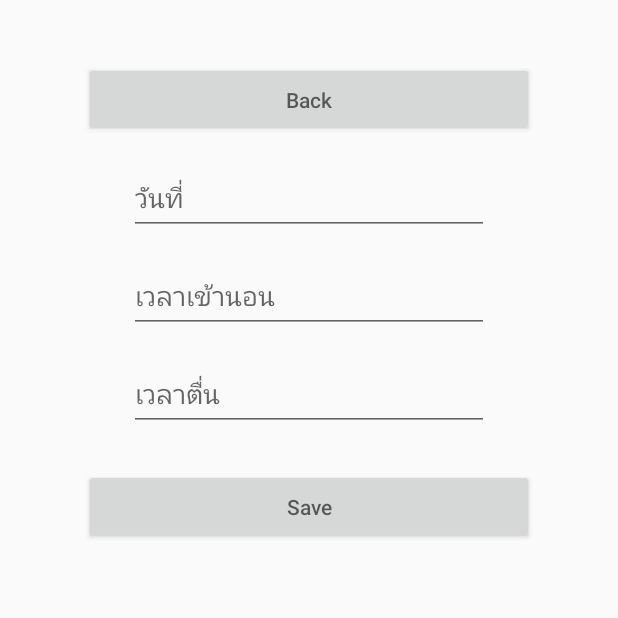
After one commit to brightonter1/Healthy, an Android app: the fragment Sleep_FormFragment placed in its activity, on a phone screen of 412 x 824 dp, the top half of it. The commit adds this screen. Run offline under Robolectric (Android 15) with nearby library versions, the phone set to English and light mode, and no system bars; our stand-ins replace Firebase (no records; nobody signed in at launch, a user with empty details on screens opened directly).

Commit message:
no message

```diff
--- a/app/build.gradle
+++ b/app/build.gradle
@@ -22,6 +22,7 @@ dependencies {
     implementation fileTree(dir: 'libs', include: ['*.jar'])
     implementation 'com.android.support:appcompat-v7:28.0.0-rc02'
     implementation 'com.android.support.constraint:constraint-layout:1.1.3'
+    implementation 'com.android.support:support-v4:28.0.0'
     testImplementation 'junit:junit:4.12'
     androidTestImplementation 'com.android.support.test:runner:1.0.2'
     androidTestImplementation 'com.android.support.test.espresso:espresso-core:3.0.2'
--- /dev/null
+++ b/app/src/main/java/com/example/a59070035/healthy/sleep/Sleep_FormFragment.java
@@ -0,0 +1,50 @@
+package com.example.a59070035.healthy.sleep;
+
+
+import android.os.Bundle;
+import android.support.annotation.Nullable;
+import android.support.v4.app.Fragment;
+import android.view.LayoutInflater;
+import android.view.View;
+import android.view.ViewGroup;
+import android.widget.Button;
+
+import com.example.a59070035.healthy.R;
+
+/**
+ * A simple {@link Fragment} subclass.
+ */
+public class Sleep_FormFragment extends Fragment {
+
+
+    public Sleep_FormFragment() {
+        // Required empty public constructor
+    }
+
+
+    @Override
+    public View onCreateView(LayoutInflater inflater, ViewGroup container,
+                             Bundle savedInstanceState) {
+        // Inflate the layout for this fragment
+        return inflater.inflate(R.layout.fragment_sleep__form, container, false);
+    }
+
+    @Override
+    public void onActivityCreated(@Nullable Bundle savedInstanceState) {
+        super.onActivityCreated(savedInstanceState);
+        initBackBtn();
+    }
+    public void initBackBtn(){
+        Button _backBtn = getView().findViewById(R.id.sleep_form_backBtn);
+        _backBtn.setOnClickListener(new View.OnClickListener() {
+            @Override
+            public void onClick(View view) {
+                getActivity().getSupportFragmentManager()
+                        .beginTransaction()
+                        .replace(R.id.main_view, new SleepFragment())
+                        .addToBackStack(null)
+                        .commit();
+            }
+        });
+    }
+}
--- /dev/null
+++ b/app/src/main/res/layout/fragment_sleep__form.xml
@@ -0,0 +1,48 @@
+<?xml version="1.0" encoding="utf-8"?>
+<LinearLayout xmlns:android="http://schemas.android.com/apk/res/android"
+    android:orientation="vertical" android:layout_width="match_parent"
+    android:layout_height="match_parent">
+
+    <Button
+        android:id="@+id/sleep_form_backBtn"
+        android:hint="Back"
+        android:layout_marginTop="25dp"
+        android:layout_gravity="center"
+        android:layout_width="300dp"
+        android:layout_height="50dp"/>
+
+
+    <EditText
+        android:id="@+id/sleep_form_date"
+        android:hint="วันที่"
+        android:layout_marginTop="15dp"
+        android:layout_gravity="center"
+        android:layout_width="240dp"
+        android:layout_height="50dp"
+
+        />
+    <EditText
+        android:id="@+id/sleep_form_timeToSleep"
+        android:hint="เวลาเข้านอน"
+        android:layout_marginTop="15dp"
+        android:layout_gravity="center"
+        android:layout_width="240dp"
+        android:layout_height="50dp" />
+
+    <EditText
+        android:id="@+id/sleep_form_timeToWakeUp"
+        android:hint="เวลาตื่น"
+        android:layout_marginTop="15dp"
+        android:layout_gravity="center"
+        android:layout_width="240dp"
+        android:layout_height="50dp" />
+    <Button
+        android:id="@+id/weight_form_saveBtn"
+        android:hint="Save"
+        android:layout_marginTop="25dp"
+        android:layout_gravity="center"
+        android:layout_width="300dp"
+        android:layout_height="50dp"/>
+
+
+</LinearLayout>
--- a/app/src/main/res/values/strings.xml
+++ b/app/src/main/res/values/strings.xml
@@ -1,4 +1,7 @@
 <resources>
     <string name="app_name">Android WorkShop</string>
     <string name="register">Register now</string>
+
+    <!-- TODO: Remove or change this placeholder text -->
+    <string name="hello_blank_fragment">Hello blank fragment</string>
 </resources>
```
Also changed, not shown: app/src/main/java/com/example/a59070035/healthy/MenuFragment.java (+8 -1 lines), app/src/main/java/com/example/a59070035/healthy/sleep/Sleep.java (added, +38 -0 lines), app/src/main/java/com/example/a59070035/healthy/sleep/SleepFragment.java (added, +65 -0 lines), app/src/main/res/layout/fragment_sleep.xml (added, +25 -0 lines).
